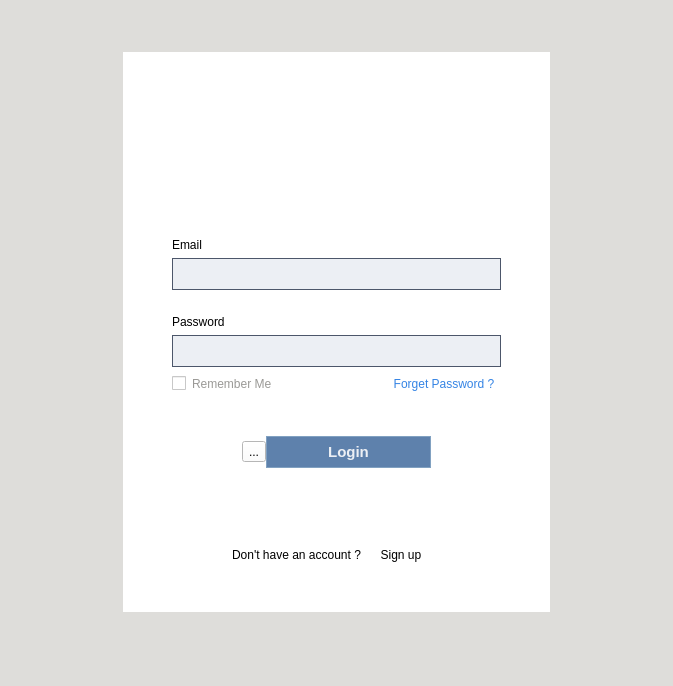
KasperJack/School-Management-System, file School_System/ui/login.ui: the form before one commit.
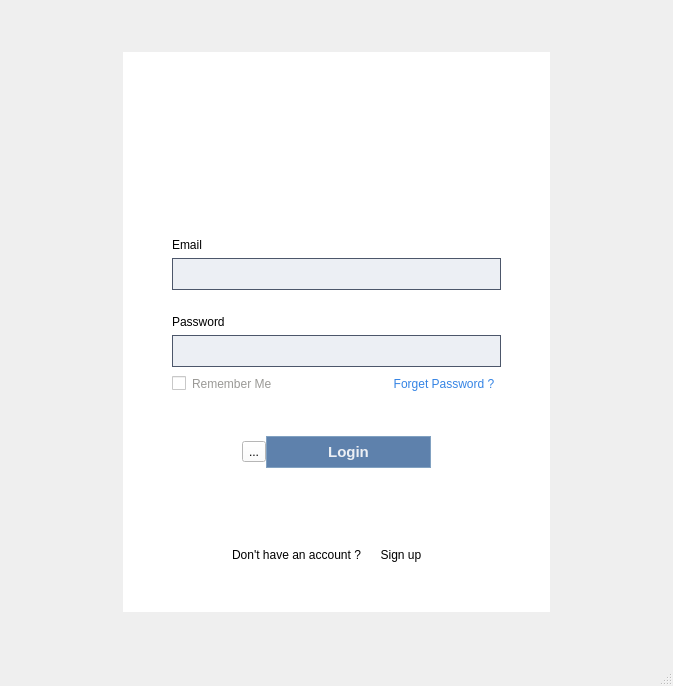
The form after the commit. Icons and pictures are not drawn.

```diff
--- a/School_System/ui/login.ui
+++ b/School_System/ui/login.ui
@@ -14,9 +14,12 @@
    <string>MainWindow</string>
   </property>
   <property name="styleSheet">
-   <string notr="true">background-color: rgb(222, 221, 218);
-color: rgb(0, 0, 0);
-background-image: url(:/backrounds/backrounds/OF18H90.jpg);</string>
+   <string notr="true">
+
+
+    QMainWindow {
+        background-image: url(:/backrounds/backrounds/OF18H90.jpg);
+    }</string>
   </property>
   <widget class="QWidget" name="centralwidget">
    <layout class="QGridLayout" name="gridLayout_2">
```
Left out of the diff: 2 changed lines with no effect on the pictures.
